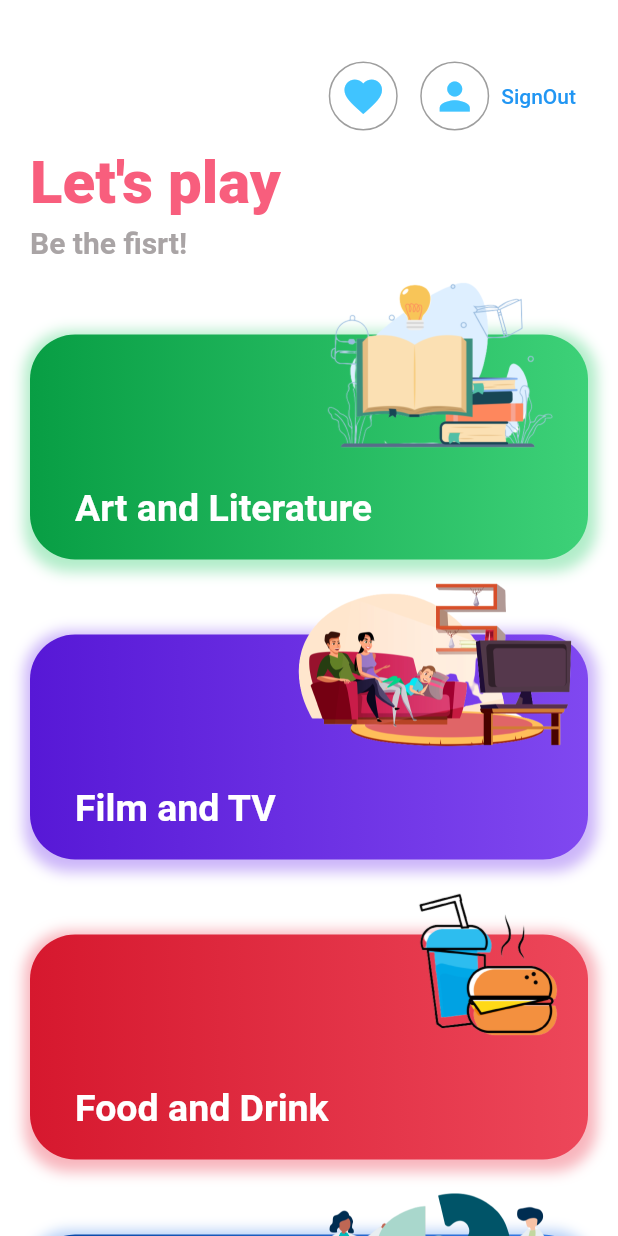
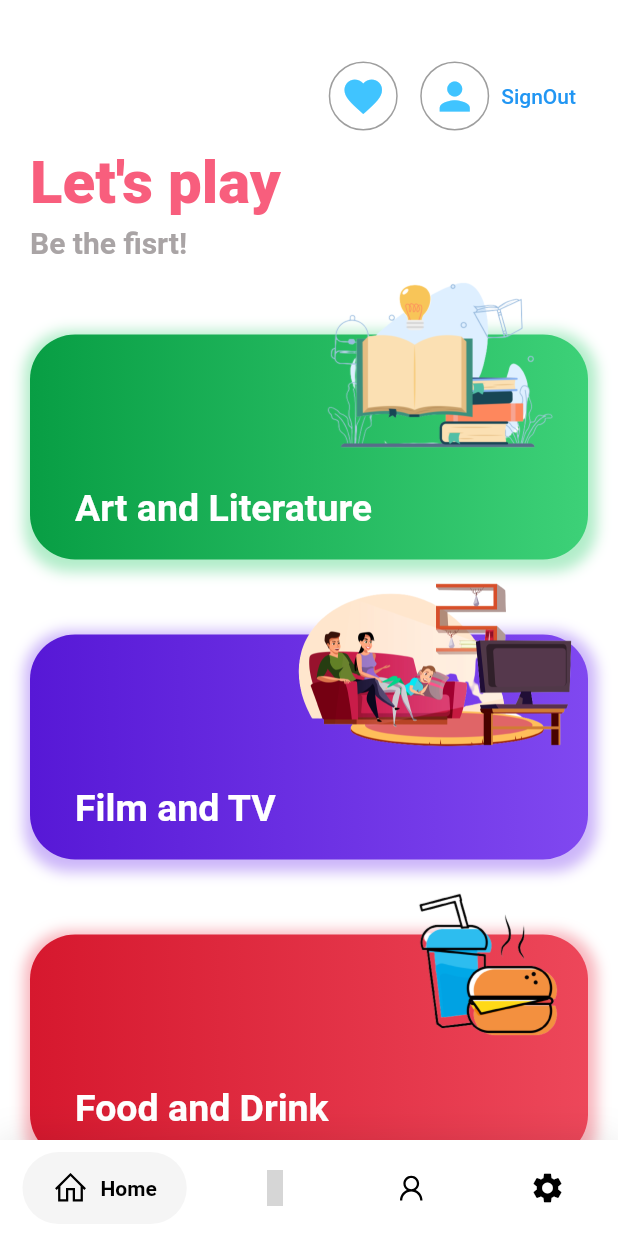
Before and after one commit to khuong02/flutter_project, a Flutter app: the screen it shows once a user with an empty profile is signed in, on a phone screen of 412 x 824 dp. Run offline on Flutter 3.47's test engine with Material 2 defaults, Android fonts, the phone set to English and light mode, and no system bars; drawn by our look-alikes of google_nav_bar; our stand-ins replace circular_countdown_timer, equatable, firebase_auth, firebase_core, flutter_riverpod, formz and 5 more; missing offline and left inert: dart:ffi, fl_score_bar; accounts and stored records are empty; network calls fail; grey boxes are pictures that could not be loaded.

Commit message:
add navigation for all screen

```diff
--- a/lib/Utilities/nav_bar.dart
+++ b/lib/Utilities/nav_bar.dart
@@ -1,6 +1,12 @@
+import 'package:do_an_di_dong/screens/home/home_screen.dart';
+import 'package:do_an_di_dong/screens/leaderboard/leaderboard_screen.dart';
+import 'package:do_an_di_dong/screens/user/user_profile.dart';
 import 'package:flutter/material.dart';
 import 'package:google_nav_bar/google_nav_bar.dart';
 import 'package:line_icons/line_icons.dart';
+
+import '../screens/errors/not_found_screen.dart';
+import '../screens/settings/setting_screen.dart';
 
 class NavBar extends StatefulWidget {
   @override
@@ -12,12 +18,12 @@ class _NavBar extends State<NavBar>{
   static const TextStyle optionStyle =
   TextStyle(fontSize: 30, fontWeight: FontWeight.w600);
 
-  void handleTabChange(index){
-    setState(() {
-      _selectedIndex = index;
-    });
-  }
-
+  final List<Widget>_children = [
+    const HomeScreen(),
+    const LeaderboardScreen(),
+    const Profile(),
+    const SettingScreen(),
+  ];
 
   static const List<Widget> _widgetOptions = <Widget>[
     Text(
@@ -25,22 +31,39 @@ class _NavBar extends State<NavBar>{
       style: optionStyle,
     ),
     Text(
-      'Likes',
-      style: optionStyle,
-    ),
-    Text(
-      'Search',
+      'Leaderboard',
       style: optionStyle,
     ),
     Text(
       'Profile',
       style: optionStyle,
     ),
+    Text(
+      'Settings',
+      style: optionStyle,
+    ),
   ];
+
+  void handleTabChange(index){
+    setState(() {
+      _selectedIndex = index;
+    });
+  }
+
+  Widget handleChangeScreen(int index){
+    if(index >= _children.length || index < 0) {
+      return const NotFoundScreen();
+    }
+
+    return _children[index];
+  }
 
   @override
   Widget build(BuildContext context) {
-    return Container(
+    return Scaffold(
+      body: handleChangeScreen(_selectedIndex),
+
+      bottomNavigationBar: Container(
         decoration: BoxDecoration(
           color: Colors.white,
           boxShadow: [
@@ -69,16 +92,16 @@ class _NavBar extends State<NavBar>{
                   text: 'Home',
                 ),
                 GButton(
-                  icon: LineIcons.heart,
-                  text: 'Likes',
-                ),
-                GButton(
-                  icon: LineIcons.search,
-                  text: 'Search',
+                  icon: LineIcons.barChart,
+                  text: 'Leaderboard',
                 ),
                 GButton(
                   icon: LineIcons.user,
                   text: 'Profile',
+                ),
+                GButton(
+                  icon: Icons.settings,
+                  text: 'Settings',
                 ),
               ],
               selectedIndex: _selectedIndex,
@@ -86,6 +109,7 @@ class _NavBar extends State<NavBar>{
             ),
           ),
         ),
-      );
+      ),
+    );
   }
 }
--- a/lib/main.dart
+++ b/lib/main.dart
@@ -1,3 +1,5 @@
+import 'package:do_an_di_dong/Utilities/nav_bar.dart';
+import 'package:do_an_di_dong/screens/auth/signin.dart';
 import 'package:flutter/material.dart';
 import 'package:flutter_riverpod/flutter_riverpod.dart';
 import 'package:firebase_core/firebase_core.dart';
@@ -30,7 +32,7 @@ class MyApp extends ConsumerWidget {
 
     Widget getHome() {
       if (authenticationState.status == AuthenticationStatus.authenticated) {
-        return const HomeScreen();
+        return NavBar();
       } else if (authenticationState.status ==
           AuthenticationStatus.unauthenticated) {
         return const AuthenticationView();
--- a/lib/screens/user/user_profile.dart
+++ b/lib/screens/user/user_profile.dart
@@ -32,8 +32,6 @@ class Profile extends ConsumerWidget {
           ],
         ),
       ),
-
-      bottomNavigationBar: NavBar(),
     );
   }
 }
```
Also changed, not shown: lib/screens/errors/not_found_screen.dart (added, +21 -0 lines), lib/screens/leaderboard/leaderboard_screen.dart (added, +21 -0 lines), lib/screens/settings/setting_screen.dart (added, +21 -0 lines).
